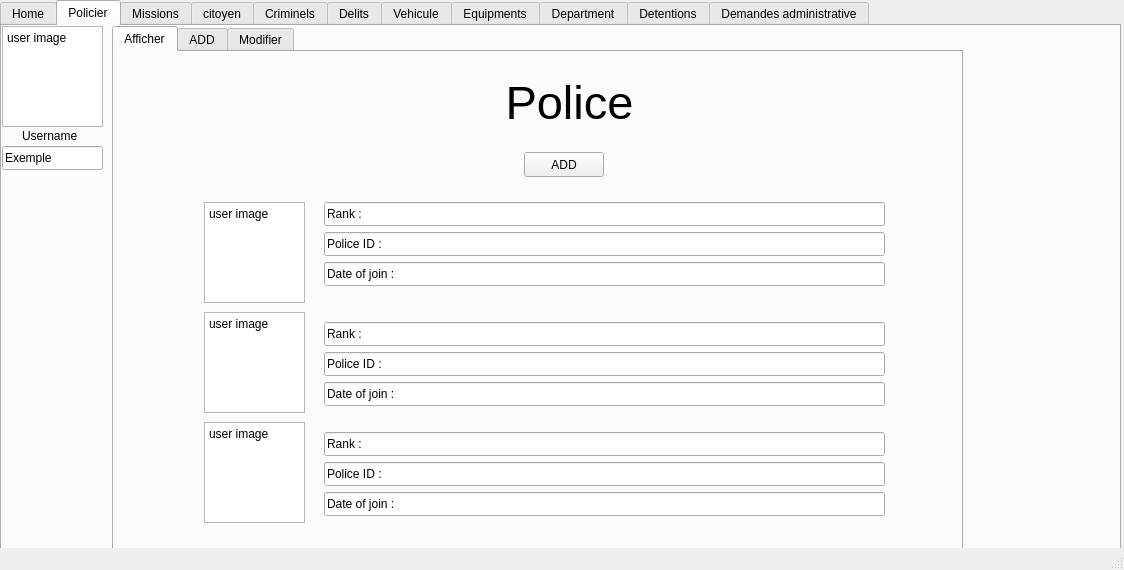
Old version of the form OneDrive/Bureau/projetc++/Projetc_/mainwindow.ui in the repository Crystal-Blu/police-station-2A25.
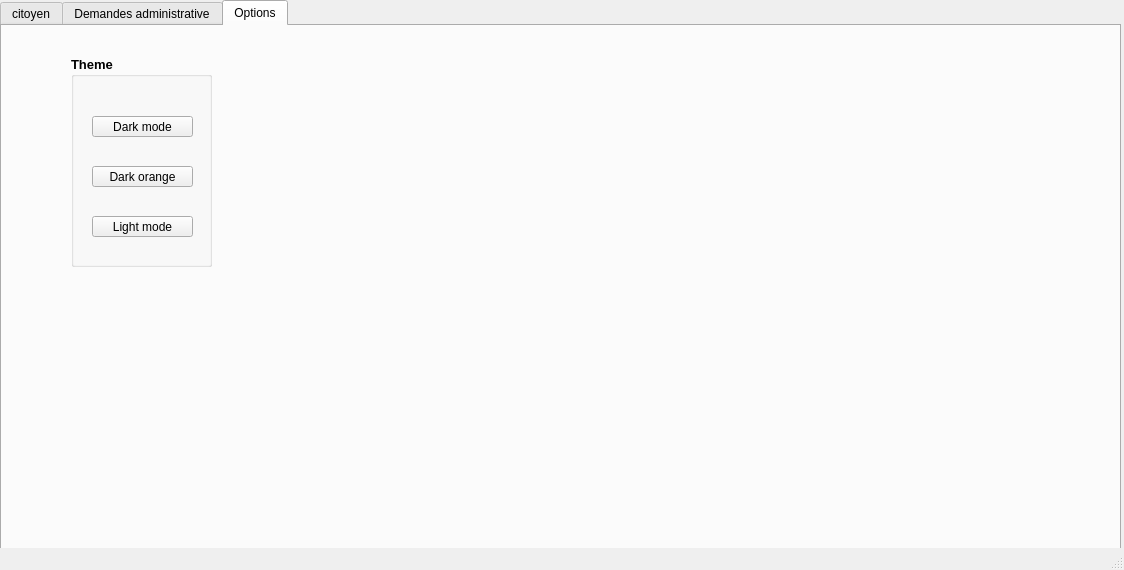
New version of the form. The open tabs and pages were chosen to show the change. Icons and pictures are not drawn.

```diff
--- a/OneDrive/Bureau/projetc++/Projetc_/mainwindow.ui
+++ b/OneDrive/Bureau/projetc++/Projetc_/mainwindow.ui
@@ -26,375 +26,6 @@
     <property name="currentIndex">
      <number>3</number>
     </property>
-    <widget class="QWidget" name="tab">
-     <attribute name="title">
-      <string>Home</string>
-     </attribute>
-     <widget class="QPushButton" name="pushButton_5">
-      <property name="geometry">
-       <rect>
-        <x>370</x>
-        <y>180</y>
-        <width>191</width>
-        <height>51</height>
-       </rect>
-      </property>
-      <property name="styleSheet">
-       <string notr="true">font: 20pt &quot;MS Shell Dlg 2&quot;;</string>
-      </property>
-      <property name="text">
-       <string>Data Base</string>
-      </property>
-     </widget>
-     <widget class="QPushButton" name="pushButton_6">
-      <property name="geometry">
-       <rect>
-        <x>370</x>
-        <y>120</y>
-        <width>191</width>
-        <height>51</height>
-       </rect>
-      </property>
-      <property name="styleSheet">
-       <string notr="true">font: 20pt &quot;MS Shell Dlg 2&quot;;</string>
-      </property>
-      <property name="text">
-       <string>Options</string>
-      </property>
-     </widget>
-     <widget class="QPushButton" name="pushButton_7">
-      <property name="geometry">
-       <rect>
-        <x>370</x>
-        <y>240</y>
-        <width>191</width>
-        <height>51</height>
-       </rect>
-      </property>
-      <property name="styleSheet">
-       <string notr="true">font: 20pt &quot;MS Shell Dlg 2&quot;;
-background-color: rgb(255, 0, 0);</string>
-      </property>
-      <property name="text">
-       <string>Quit</string>
-      </property>
-     </widget>
-    </widget>
-    <widget class="QWidget" name="tab_2">
-     <attribute name="title">
-      <string>Policier</string>
-     </attribute>
-     <widget class="QPlainTextEdit" name="plainTextEdit">
-      <property name="geometry">
-       <rect>
-        <x>0</x>
-        <y>0</y>
-        <width>101</width>
-        <height>101</height>
-       </rect>
-      </property>
-      <property name="plainText">
-       <string>user image</string>
-      </property>
-     </widget>
-     <widget class="QLineEdit" name="lineEdit">
-      <property name="geometry">
-       <rect>
-        <x>0</x>
-        <y>120</y>
-        <width>101</width>
-        <height>24</height>
-       </rect>
-      </property>
-      <property name="text">
-       <string>Exemple</string>
-      </property>
-     </widget>
-     <widget class="QLabel" name="label">
-      <property name="geometry">
-       <rect>
-        <x>20</x>
-        <y>100</y>
-        <width>61</width>
-        <height>20</height>
-       </rect>
-      </property>
-      <property name="text">
-       <string>Username</string>
-      </property>
-     </widget>
-     <widget class="QTabWidget" name="tabWidget_2">
-      <property name="geometry">
-       <rect>
-        <x>110</x>
-        <y>0</y>
-        <width>851</width>
-        <height>531</height>
-       </rect>
-      </property>
-      <property name="whatsThis">
-       <string>&lt;html&gt;&lt;head/&gt;&lt;body&gt;&lt;p&gt;ADD&lt;/p&gt;&lt;/body&gt;&lt;/html&gt;</string>
-      </property>
-      <property name="currentIndex">
-       <number>0</number>
-      </property>
-      <widget class="QWidget" name="tab_14">
-       <attribute name="title">
-        <string>Afficher</string>
-       </attribute>
-       <widget class="QLineEdit" name="lineEdit_5">
-        <property name="geometry">
-         <rect>
-          <x>210</x>
-          <y>210</y>
-          <width>561</width>
-          <height>24</height>
-         </rect>
-        </property>
-        <property name="text">
-         <string>Date of join :</string>
-        </property>
-       </widget>
-       <widget class="QPlainTextEdit" name="plainTextEdit_5">
-        <property name="geometry">
-         <rect>
-          <x>90</x>
-          <y>370</y>
-          <width>101</width>
-          <height>101</height>
-         </rect>
-        </property>
-        <property name="plainText">
-         <string>user image</string>
-        </property>
-       </widget>
-       <widget class="QPlainTextEdit" name="plainTextEdit_3">
-        <property name="geometry">
-         <rect>
-          <x>90</x>
-          <y>150</y>
-          <width>101</width>
-          <height>101</height>
-         </rect>
-        </property>
-        <property name="plainText">
-         <string>user image</string>
-        </property>
-       </widget>
-       <widget class="QPlainTextEdit" name="plainTextEdit_4">
-        <property name="geometry">
-         <rect>
-          <x>90</x>
-          <y>260</y>
-          <width>101</width>
-          <height>101</height>
-         </rect>
-        </property>
-        <property name="plainText">
-         <string>user image</string>
-        </property>
-       </widget>
-       <widget class="QLabel" name="label_3">
-        <property name="geometry">
-         <rect>
-          <x>350</x>
-          <y>0</y>
-          <width>211</width>
-          <height>101</height>
-         </rect>
-        </property>
-        <property name="font">
-         <font>
-          <pointsize>35</pointsize>
-         </font>
-        </property>
-        <property name="lineWidth">
-         <number>5</number>
-        </property>
-        <property name="text">
-         <string>Police</string>
-        </property>
-        <property name="textFormat">
-         <enum>Qt::PlainText</enum>
-        </property>
-        <property name="alignment">
-         <set>Qt::AlignCenter</set>
-        </property>
-       </widget>
-       <widget class="QLineEdit" name="lineEdit_4">
-        <property name="geometry">
-         <rect>
-          <x>210</x>
-          <y>180</y>
-          <width>561</width>
-          <height>24</height>
-         </rect>
-        </property>
-        <property name="text">
-         <string>Police ID :</string>
-        </property>
-       </widget>
-       <widget class="QLineEdit" name="lineEdit_3">
-        <property name="geometry">
-         <rect>
-          <x>210</x>
-          <y>150</y>
-          <width>561</width>
-          <height>24</height>
-         </rect>
-        </property>
-        <property name="text">
-         <string>Rank :</string>
-        </property>
-       </widget>
-       <widget class="QLineEdit" name="lineEdit_8">
-        <property name="geometry">
-         <rect>
-          <x>210</x>
-          <y>270</y>
-          <width>561</width>
-          <height>24</height>
-         </rect>
-        </property>
-        <property name="text">
-         <string>Rank :</string>
-        </property>
-       </widget>
-       <widget class="QLineEdit" name="lineEdit_6">
-        <property name="geometry">
-         <rect>
-          <x>210</x>
-          <y>300</y>
-          <width>561</width>
-          <height>24</height>
-         </rect>
-        </property>
-        <property name="text">
-         <string>Police ID :</string>
-        </property>
-       </widget>
-       <widget class="QLineEdit" name="lineEdit_7">
-        <property name="geometry">
-         <rect>
-          <x>210</x>
-          <y>330</y>
-          <width>561</width>
-          <height>24</height>
-         </rect>
-        </property>
-        <property name="text">
-         <string>Date of join :</string>
-        </property>
-       </widget>
-       <widget class="QLineEdit" name="lineEdit_9">
-        <property name="geometry">
-         <rect>
-          <x>210</x>
-          <y>410</y>
-          <width>561</width>
-          <height>24</height>
-         </rect>
-        </property>
-        <property name="text">
-         <string>Police ID :</string>
-        </property>
-       </widget>
-       <widget class="QLineEdit" name="lineEdit_10">
-        <property name="geometry">
-         <rect>
-          <x>210</x>
-          <y>440</y>
-          <width>561</width>
-          <height>24</height>
-         </rect>
-        </property>
-        <property name="text">
-         <string>Date of join :</string>
-        </property>
-       </widget>
-       <widget class="QLineEdit" name="lineEdit_11">
-        <property name="geometry">
-         <rect>
-          <x>210</x>
-          <y>380</y>
-          <width>561</width>
-          <height>24</height>
-         </rect>
-        </property>
-        <property name="text">
-         <string>Rank :</string>
-        </property>
-       </widget>
-       <widget class="QPushButton" name="pushButton">
-        <property name="geometry">
-         <rect>
-          <x>410</x>
-          <y>100</y>
-          <width>80</width>
-          <height>25</height>
-         </rect>
-        </property>
-        <property name="text">
-         <string>ADD</string>
-        </property>
-       </widget>
-      </widget>
-      <widget class="QWidget" name="tab_12">
-       <attribute name="title">
-        <string>ADD</string>
-       </attribute>
-      </widget>
-      <widget class="QWidget" name="tab_13">
-       <attribute name="title">
-        <string>Modifier</string>
-       </attribute>
-      </widget>
-     </widget>
-    </widget>
-    <widget class="QWidget" name="tab_11">
-     <attribute name="title">
-      <string>Missions</string>
-     </attribute>
-     <widget class="QLabel" name="label_2">
-      <property name="geometry">
-       <rect>
-        <x>20</x>
-        <y>100</y>
-        <width>61</width>
-        <height>20</height>
-       </rect>
-      </property>
-      <property name="text">
-       <string>Username</string>
-      </property>
-     </widget>
-     <widget class="QPlainTextEdit" name="plainTextEdit_2">
-      <property name="geometry">
-       <rect>
-        <x>0</x>
-        <y>0</y>
-        <width>101</width>
-        <height>101</height>
-       </rect>
-      </property>
-      <property name="plainText">
-       <string>user image</string>
-      </property>
-     </widget>
-     <widget class="QLineEdit" name="lineEdit_2">
-      <property name="geometry">
-       <rect>
-        <x>0</x>
-        <y>120</y>
-        <width>101</width>
-        <height>24</height>
-       </rect>
-      </property>
-      <property name="text">
-       <string>Exemple</string>
-      </property>
-     </widget>
-    </widget>
     <widget class="QWidget" name="tab_10">
      <attribute name="title">
       <string>citoyen</string>
@@ -1158,36 +789,6 @@
       </widget>
      </widget>
     </widget>
-    <widget class="QWidget" name="tab_4">
-     <attribute name="title">
-      <string>Criminels</string>
-     </attribute>
-    </widget>
-    <widget class="QWidget" name="tab_5">
-     <attribute name="title">
-      <string>Delits</string>
-     </attribute>
-    </widget>
-    <widget class="QWidget" name="tab_6">
-     <attribute name="title">
-      <string>Vehicule</string>
-     </attribute>
-    </widget>
-    <widget class="QWidget" name="tab_7">
-     <attribute name="title">
-      <string>Equipments</string>
-     </attribute>
-    </widget>
-    <widget class="QWidget" name="tab_8">
-     <attribute name="title">
-      <string>Department</string>
-     </attribute>
-    </widget>
-    <widget class="QWidget" name="tab_9">
-     <attribute name="title">
-      <string>Detentions</string>
-     </attribute>
-    </widget>
     <widget class="QWidget" name="tab_3">
      <attribute name="title">
       <string>Demandes administrative</string>
@@ -1716,6 +1317,74 @@
       </widget>
      </widget>
     </widget>
+    <widget class="QWidget" name="tab_2">
+     <attribute name="title">
+      <string>Options</string>
+     </attribute>
+     <widget class="QPushButton" name="pb_darkmode">
+      <property name="geometry">
+       <rect>
+        <x>90</x>
+        <y>90</y>
+        <width>101</width>
+        <height>21</height>
+       </rect>
+      </property>
+      <property name="text">
+       <string>Dark mode</string>
+      </property>
+     </widget>
+     <widget class="QPushButton" name="pb_darkorange">
+      <property name="geometry">
+       <rect>
+        <x>90</x>
+        <y>140</y>
+        <width>101</width>
+        <height>21</height>
+       </rect>
+      </property>
+      <property name="text">
+       <string>Dark orange</string>
+      </property>
+     </widget>
+     <widget class="QPushButton" name="pushButton_9">
+      <property name="geometry">
+       <rect>
+        <x>90</x>
+        <y>190</y>
+        <width>101</width>
+        <height>21</height>
+       </rect>
+      </property>
+      <property name="text">
+       <string>Light mode</string>
+      </property>
+     </widget>
+     <widget class="QGroupBox" name="groupBox_13">
+      <property name="geometry">
+       <rect>
+        <x>69</x>
+        <y>30</y>
+        <width>141</width>
+        <height>211</height>
+       </rect>
+      </property>
+      <property name="font">
+       <font>
+        <pointsize>10</pointsize>
+        <weight>75</weight>
+        <bold>true</bold>
+       </font>
+      </property>
+      <property name="title">
+       <string>Theme</string>
+      </property>
+     </widget>
+     <zorder>groupBox_13</zorder>
+     <zorder>pb_darkmode</zorder>
+     <zorder>pb_darkorange</zorder>
+     <zorder>pushButton_9</zorder>
+    </widget>
    </widget>
   </widget>
   <widget class="QMenuBar" name="menubar">
```
Left out of the diff: 45 changed lines with no effect on the pictures.
